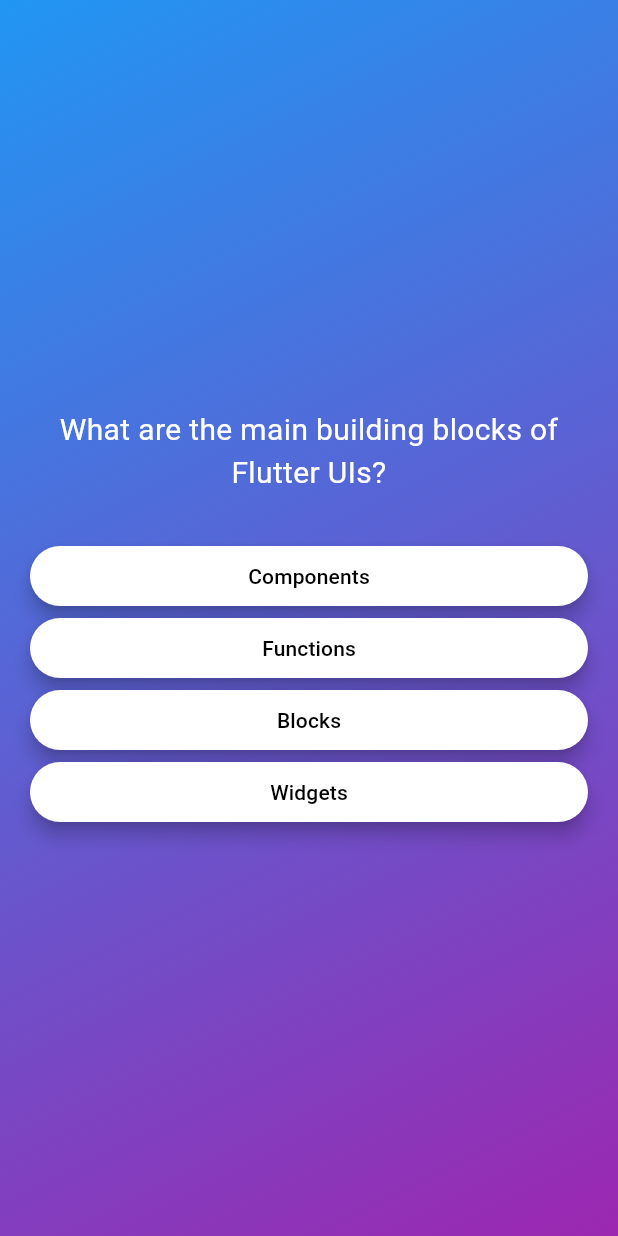
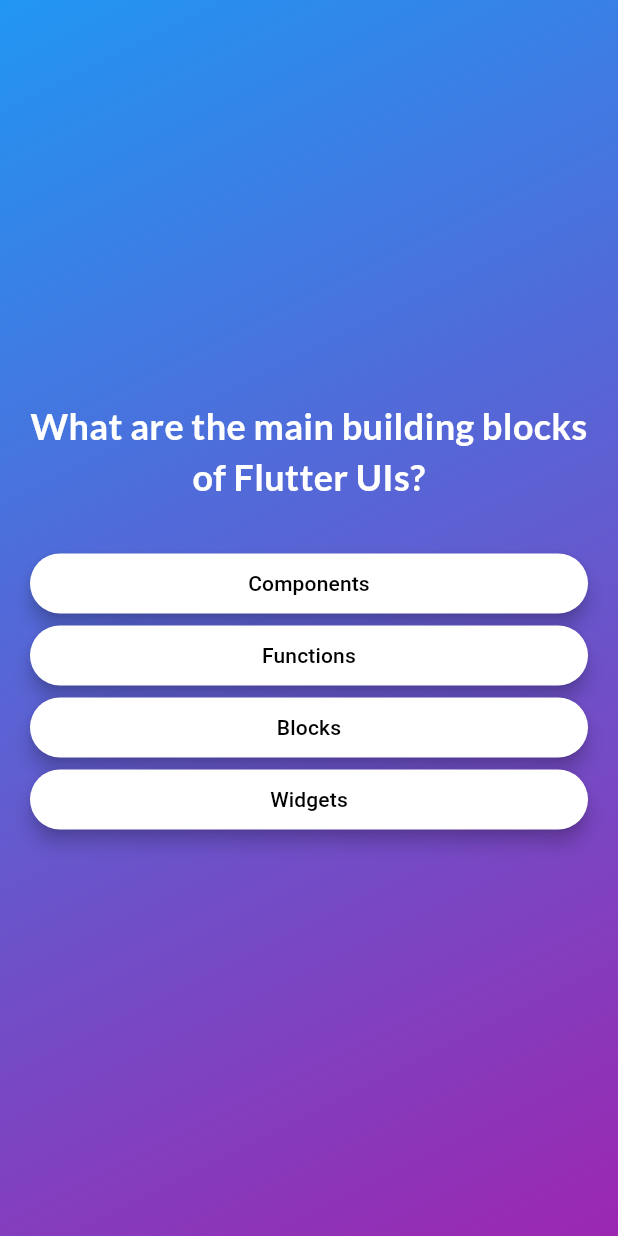
Before and after one commit to ardhikakrsh/quiz-app, a Flutter app: the screen it shows after launch, after a tap on "Start Quiz", on a phone screen of 412 x 824 dp. Run offline on Flutter 3.47's test engine with Material 3 defaults, Android fonts, the phone set to English and light mode, and no system bars; our stand-ins replace google_fonts.

Commit message:
feat: add google fonts

```diff
--- a/lib/components/answer_button.dart
+++ b/lib/components/answer_button.dart
@@ -22,7 +22,10 @@
           borderRadius: BorderRadius.circular(30),
         ),
       ),
-      child: Text(answerText),
+      child: Text(
+        answerText,
+        textAlign: TextAlign.center,
+      ),
     );
   }
 }
--- a/lib/view/question_page.dart
+++ b/lib/view/question_page.dart
@@ -1,4 +1,5 @@
 import 'package:flutter/material.dart';
+import 'package:google_fonts/google_fonts.dart';
 import 'package:quiz_app/components/answer_button.dart';
 import 'package:quiz_app/data/question.dart';
 
@@ -32,9 +33,12 @@
           children: [
             Text(
               currentQuestion.text,
-              style: const TextStyle(
-                color: Colors.white,
-                fontSize: 20,
+              style: GoogleFonts.lato(
+                textStyle: const TextStyle(
+                  fontSize: 24,
+                  color: Colors.white,
+                  fontWeight: FontWeight.bold,
+                ),
               ),
               textAlign: TextAlign.center,
             ),
--- a/lib/view/welcome_page.dart
+++ b/lib/view/welcome_page.dart
@@ -1,4 +1,5 @@
 import 'package:flutter/material.dart';
+import 'package:google_fonts/google_fonts.dart';
 
 class WelcomePage extends StatelessWidget {
   const WelcomePage(this.startQuiz, {super.key});
@@ -17,13 +18,15 @@
             width: 300,
             color: Color.fromARGB(150, 255, 255, 255),
           ),
-          const SizedBox(height: 30),
-          const Text(
-            'Girls Ask, Boys Answers!',
-            style: TextStyle(
-              fontSize: 24,
-              color: Colors.white,
-              fontWeight: FontWeight.bold,
+          const SizedBox(height: 40),
+          Text(
+            'Ger Ready for a Flutter Quiz!',
+            style: GoogleFonts.lato(
+              textStyle: const TextStyle(
+                fontSize: 24,
+                color: Colors.white,
+                fontWeight: FontWeight.bold,
+              ),
             ),
           ),
           const SizedBox(height: 10),
--- a/pubspec.yaml
+++ b/pubspec.yaml
@@ -34,6 +34,7 @@
   # The following adds the Cupertino Icons font to your application.
   # Use with the CupertinoIcons class for iOS style icons.
   cupertino_icons: ^1.0.8
+  google_fonts: ^6.2.1
 
 dev_dependencies:
   flutter_test:
```
Also changed, not shown: pubspec.lock, 1 other file.
